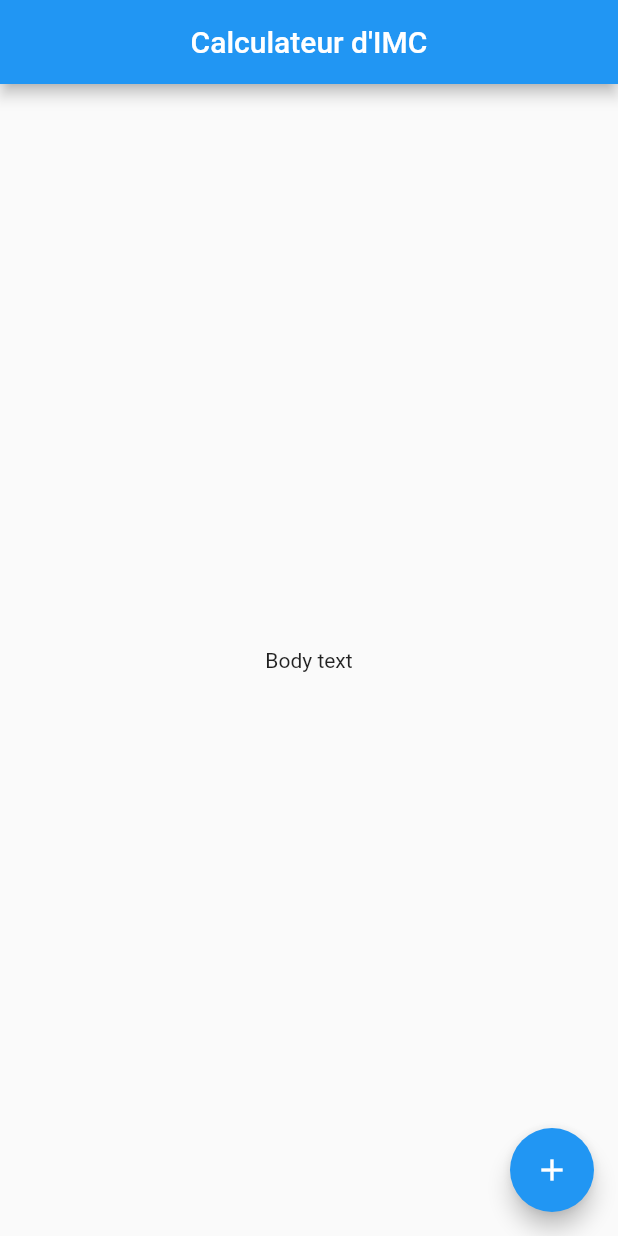
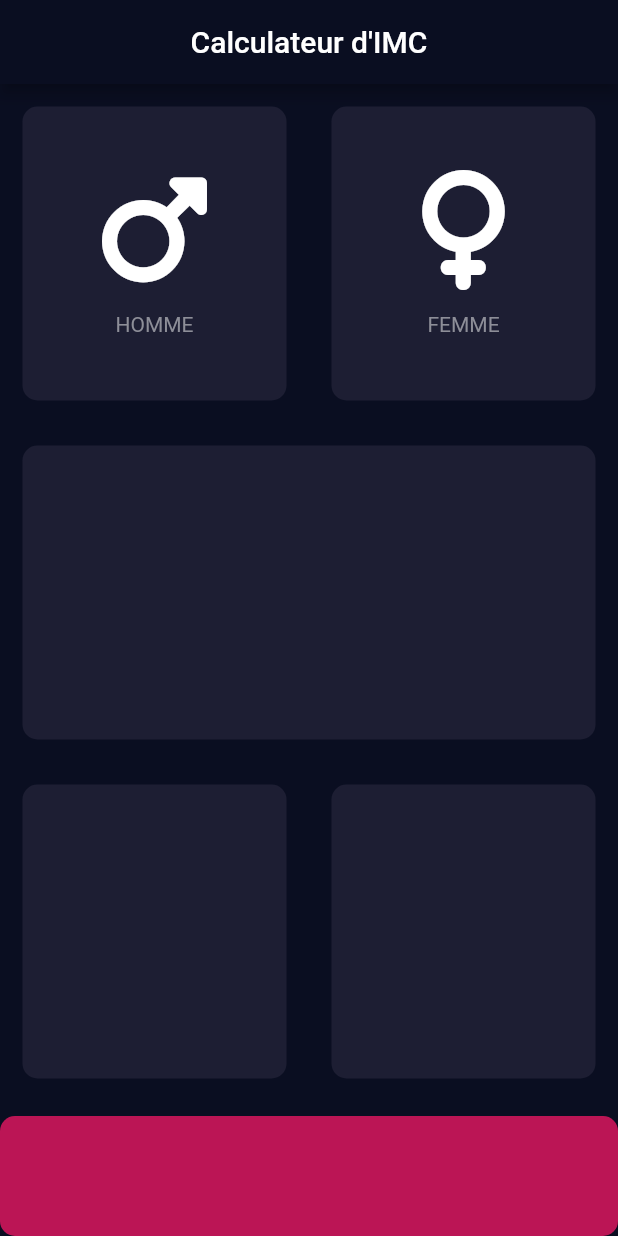
Before and after one commit to Vehqa/IMC-Calculateur, a Flutter app: the screen it shows after launch, on a phone screen of 412 x 824 dp. Run offline on Flutter 3.47's test engine with Material 2 defaults, Android fonts, the phone set to English and light mode, and no system bars; our stand-ins replace font_awesome_flutter.

Commit message:
Base components.

```diff
--- /dev/null
+++ b/lib/icon_content.dart
@@ -0,0 +1,30 @@
+import 'package:flutter/material.dart';
+
+class ReusableGender extends StatelessWidget {
+  ReusableGender({required this.genderIcon, required this.genderName});
+
+  final IconData genderIcon;
+  final String genderName;
+
+  @override
+  Widget build(BuildContext context) {
+    return Column(
+      mainAxisAlignment: MainAxisAlignment.center,
+      children: [
+        Icon(
+          genderIcon,
+          size: 80.0,
+        ),
+        SizedBox(
+          height: 15.0,
+        ),
+        Text(
+          genderName,
+          style: TextStyle(
+            color: Color(0xFF8D8E98),
+          ),
+        )
+      ],
+    );
+  }
+}
--- /dev/null
+++ b/lib/input_page.dart
@@ -0,0 +1,76 @@
+import 'package:flutter/material.dart';
+import 'package:flutter/services.dart';
+import 'package:font_awesome_flutter/font_awesome_flutter.dart';
+import 'icon_content.dart';
+import 'reusable_card.dart';
+
+const activeCardColor = Color(0xFF1D1E33);
+const bottomContainerColor = Color(0xFFBB1555);
+
+class InputPage extends StatefulWidget {
+  @override
+  _InputPageState createState() => _InputPageState();
+}
+
+class _InputPageState extends State<InputPage> {
+  @override
+  Widget build(BuildContext context) {
+    return Scaffold(
+        appBar: AppBar(
+          backgroundColor: Color(0xFF0A0E21),
+          title: Center(child: Text('Calculateur d\'IMC')),
+        ),
+        body: Column(
+          children: [
+            Expanded(
+              child: Row(
+                children: [
+                  Expanded(
+                    child: ReusableCard(
+                      colour: activeCardColor,
+                      cardChild: ReusableGender(
+                        genderName: 'HOMME',
+                        genderIcon: FontAwesomeIcons.mars,
+                      ),
+                    ),
+                  ),
+                  Expanded(
+                    child: ReusableCard(
+                      colour: activeCardColor,
+                      cardChild: ReusableGender(
+                        genderName: 'FEMME',
+                        genderIcon: FontAwesomeIcons.venus,
+                      ),
+                    ),
+                  ),
+                ],
+              ),
+            ),
+            Expanded(
+              child: ReusableCard(colour: activeCardColor),
+            ),
+            Expanded(
+              child: Row(
+                children: [
+                  Expanded(
+                    child: ReusableCard(colour: activeCardColor),
+                  ),
+                  Expanded(
+                    child: ReusableCard(colour: activeCardColor),
+                  ),
+                ],
+              ),
+            ),
+            Container(
+              width: double.infinity,
+              height: 80.0,
+              margin: EdgeInsets.only(top: 10.0),
+              decoration: BoxDecoration(
+                borderRadius: BorderRadius.circular(10.0),
+                color: bottomContainerColor,
+              ),
+            ),
+          ],
+        ));
+  }
+}
--- a/lib/main.dart
+++ b/lib/main.dart
@@ -1,4 +1,5 @@
 import 'package:flutter/material.dart';
+import 'input_page.dart';
 
 void main() {
   runApp(const BMICalculator());
@@ -6,33 +7,15 @@ void main() {
 
 class BMICalculator extends StatelessWidget {
   const BMICalculator({Key? key}) : super(key: key);
+
   @override
   Widget build(BuildContext context) {
     return MaterialApp(
+      theme: ThemeData.dark().copyWith(
+        scaffoldBackgroundColor: Color(0xFF0A0E21),
+        primaryColor: Color(0xFF0A0E21),
+      ),
       home: InputPage(),
     );
   }
 }
-
-class InputPage extends StatefulWidget {
-  @override
-  _InputPageState createState() => _InputPageState();
-}
-
-class _InputPageState extends State<InputPage> {
-  @override
-  Widget build(BuildContext context) {
-    return Scaffold(
-      appBar: AppBar(
-        title: Center(child: Text('Calculateur d\'IMC')),
-      ),
-      body: Center(
-        child: Text('Body text'),
-      ),
-      floatingActionButton: FloatingActionButton(
-        onPressed: () {},
-        child: Icon(Icons.add),
-      ),
-    );
-  }
-}
--- /dev/null
+++ b/lib/reusable_card.dart
@@ -0,0 +1,20 @@
+import 'package:flutter/material.dart';
+
+class ReusableCard extends StatelessWidget {
+  ReusableCard({required this.colour, this.cardChild});
+
+  final Color colour;
+  final Widget? cardChild;
+
+  @override
+  Widget build(BuildContext context) {
+    return Container(
+      child: cardChild,
+      margin: EdgeInsets.all(15.0),
+      decoration: BoxDecoration(
+        borderRadius: BorderRadius.circular(10.0),
+        color: colour,
+      ),
+    );
+  }
+}
--- a/pubspec.yaml
+++ b/pubspec.yaml
@@ -35,6 +35,7 @@ dependencies:
   # The following adds the Cupertino Icons font to your application.
   # Use with the CupertinoIcons class for iOS style icons.
   cupertino_icons: ^1.0.2
+  font_awesome_flutter: ^10.6.0
 
 dev_dependencies:
   flutter_test:
```
Also changed, not shown: pubspec.lock.
